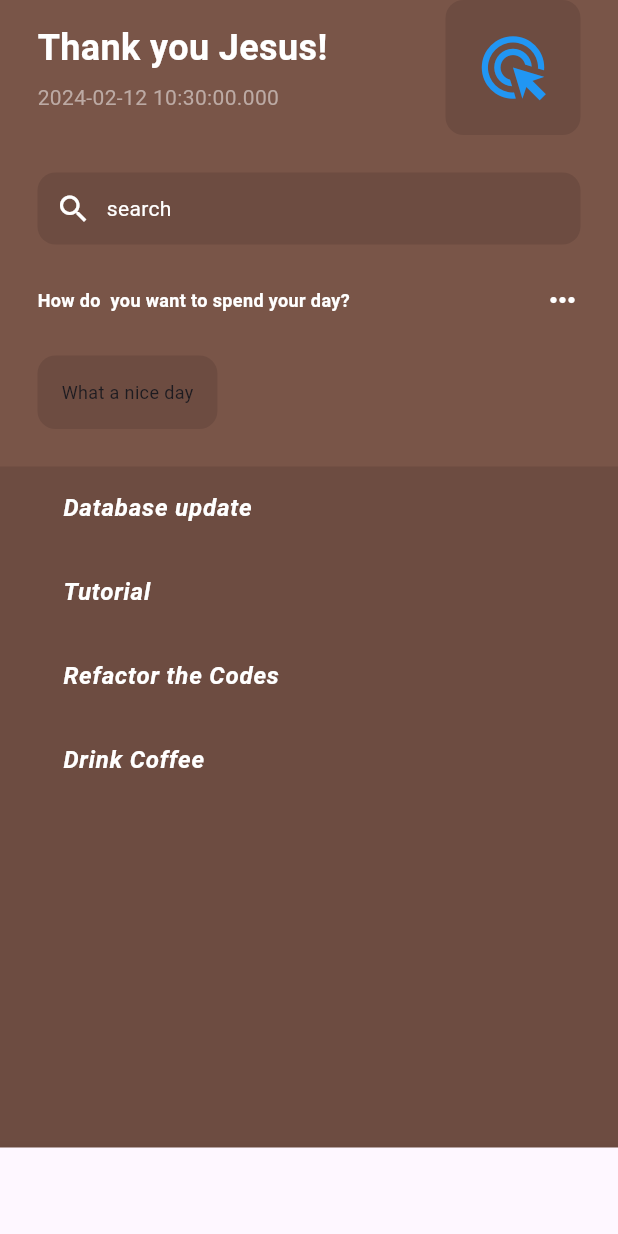
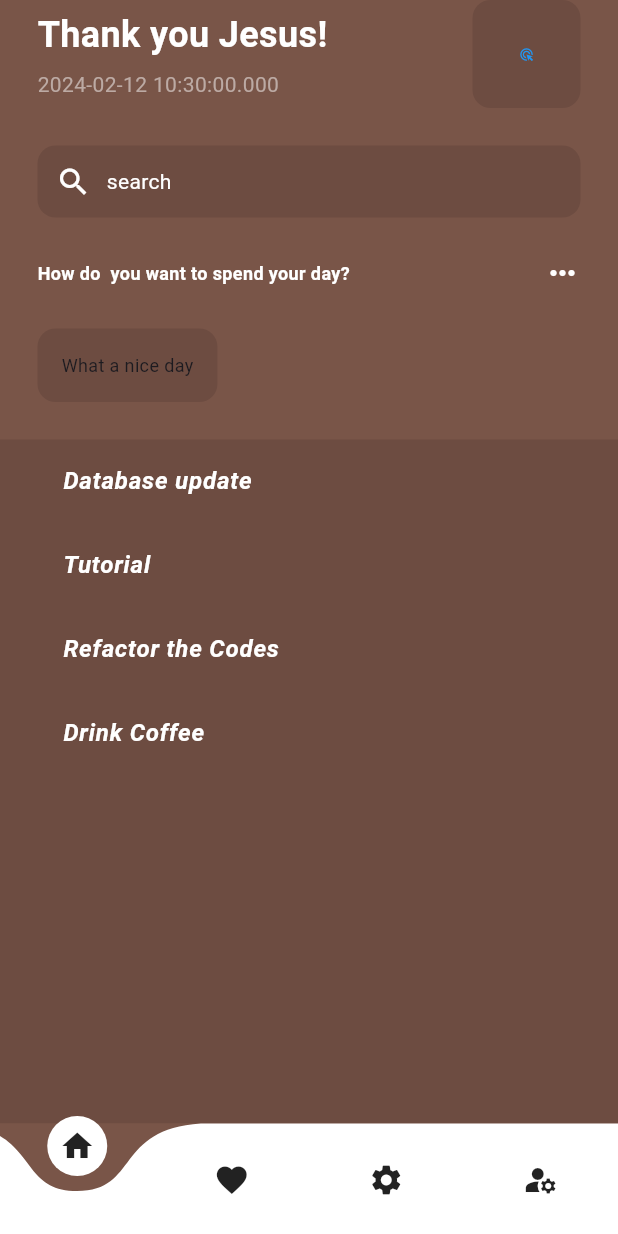
Before and after one commit to amanzerfu/planle, a Flutter app: the HomeScreen screen opened directly, on a phone screen of 412 x 824 dp. Run offline on Flutter 3.47's test engine with Material 3 defaults, Android fonts, the phone set to English and light mode, and no system bars; drawn by our look-alikes of curved_navigation_bar; our stand-ins replace firebase_auth, firebase_core, timeline_tile; accounts and stored records are empty.

Commit message:
++ commited:

```diff
--- a/lib/Pages/home_screen.dart
+++ b/lib/Pages/home_screen.dart
@@ -1,7 +1,9 @@
+import 'package:curved_navigation_bar/curved_navigation_bar.dart';
 import 'package:firebase_auth/firebase_auth.dart';
 import 'package:firebase_core/firebase_core.dart';
 import 'package:flutter/material.dart';
 import 'package:leplan/Pages/signin_screen.dart';
+import 'package:leplan/Pages/time_lines.dart';
 class HomeScreen extends StatefulWidget {
   const HomeScreen({Key? key}):super(key :key);
 
@@ -35,13 +37,16 @@ class _HomeScreenState extends State<HomeScreen> {
   Widget build(BuildContext context) {
     return Scaffold(
       backgroundColor: Colors.brown,
-      bottomNavigationBar: BottomNavigationBar(
+      bottomNavigationBar: CurvedNavigationBar(
+        onTap:(value) {
+          Navigator.push(context, MaterialPageRoute(builder: (context) => TimeLines(),));
+        },
+        animationDuration: Duration(milliseconds: 300),
         backgroundColor:Colors.brown,
-          items: [
-BottomNavigationBarItem(icon: Icon(Icons.home),label: ''),
-        BottomNavigationBarItem(icon: Icon(Icons.home),label: ''),
-        BottomNavigationBarItem(icon: Icon(Icons.home),label: ''),
-        BottomNavigationBarItem(icon: Icon(Icons.home),label: ''),
+          items: [Icon(Icons.home),
+        Icon(Icons.favorite),
+        Icon(Icons.settings),
+        Icon(Icons.manage_accounts),
       ],),
       body: SafeArea(
         child: Column(
@@ -75,7 +80,7 @@ BottomNavigationBarItem(icon: Icon(Icons.home),label: ''),
                       ),
                       padding: EdgeInsets.all(12),
                       child:IconButton(
-                        iconSize: 50,
+                        iconSize: 10,
                         color: Colors.blue,
                         onPressed: () {
                          FirebaseAuth.instance.signOut().then((value) {
@@ -126,7 +131,8 @@ BottomNavigationBarItem(icon: Icon(Icons.home),label: ''),
                 Row(
                   mainAxisAlignment: MainAxisAlignment.spaceBetween,
                   children: [
-                    Text("How do  you want to spend your day?",style: TextStyle(color: Colors.white,
+                    Text("How do  you want to spend your day?"
+                      ,style: TextStyle(color: Colors.white,
                         fontWeight: FontWeight.bold,fontSize: 12),),
                     Icon(
                       Icons.more_horiz,
@@ -169,7 +175,7 @@ BottomNavigationBarItem(icon: Icon(Icons.home),label: ''),
                       title: Text(tile,style: TextStyle(fontStyle: FontStyle.italic,fontWeight: FontWeight.bold,color: Colors.white),),
                       ),
                   ],
-                  onReorder: (olderIndex,newIndex) =>{},
+                  onReorder: (olderIndex,newIndex) => updateIndex(olderIndex, newIndex),
                 ),
               ),
             ),
--- a/pubspec.yaml
+++ b/pubspec.yaml
@@ -18,7 +18,7 @@ publish_to: 'none' # Remove this line if you wish to publish to pub.dev
 version: 1.0.0+1
 
 environment:
-  sdk: ">=2.12.0 <3.0.0"
+  sdk: ">=2.17.0 <3.0.0"
 
 dependencies:
   flutter:
@@ -31,6 +31,8 @@ dependencies:
   firebase_core: ^2.25.4
   firebase_auth: ^4.17.4
   lottie: ^3.0.0
+  curved_navigation_bar: ^1.0.3
+  timeline_tile: ^2.0.0
 
 dev_dependencies:
   flutter_test:
```
Also changed, not shown: lib/Pages/eventcard.dart (added, +21 -0 lines), lib/Pages/my_timelines.dart (added, +39 -0 lines), lib/Pages/time_lines.dart (added, +30 -0 lines), pubspec.lock.
